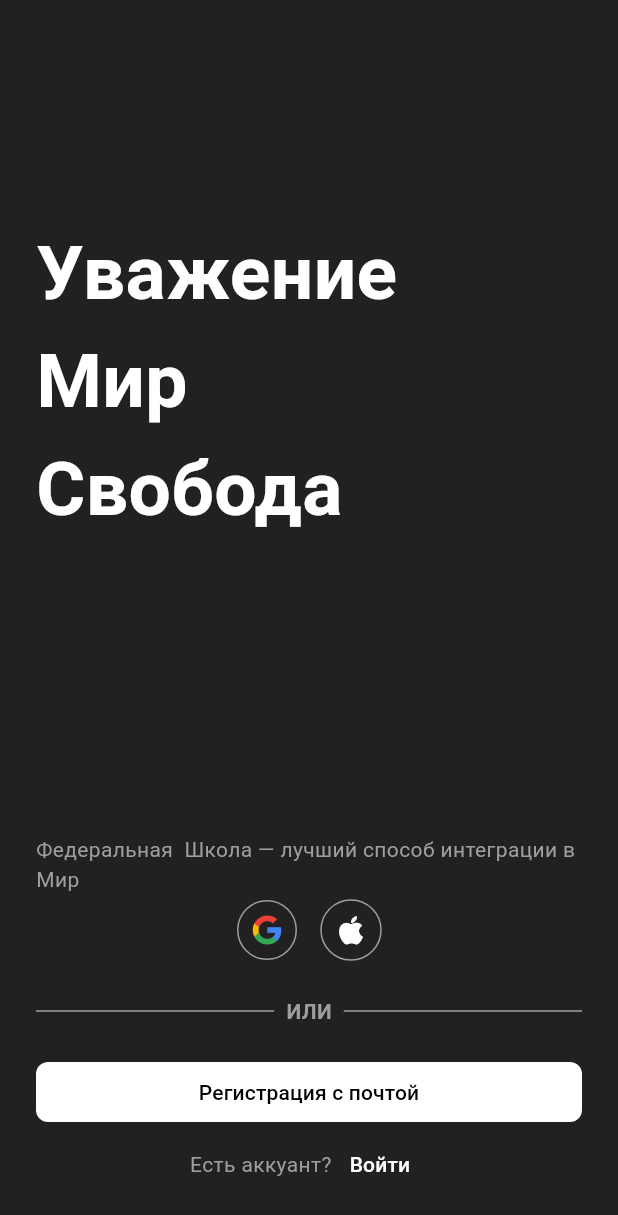
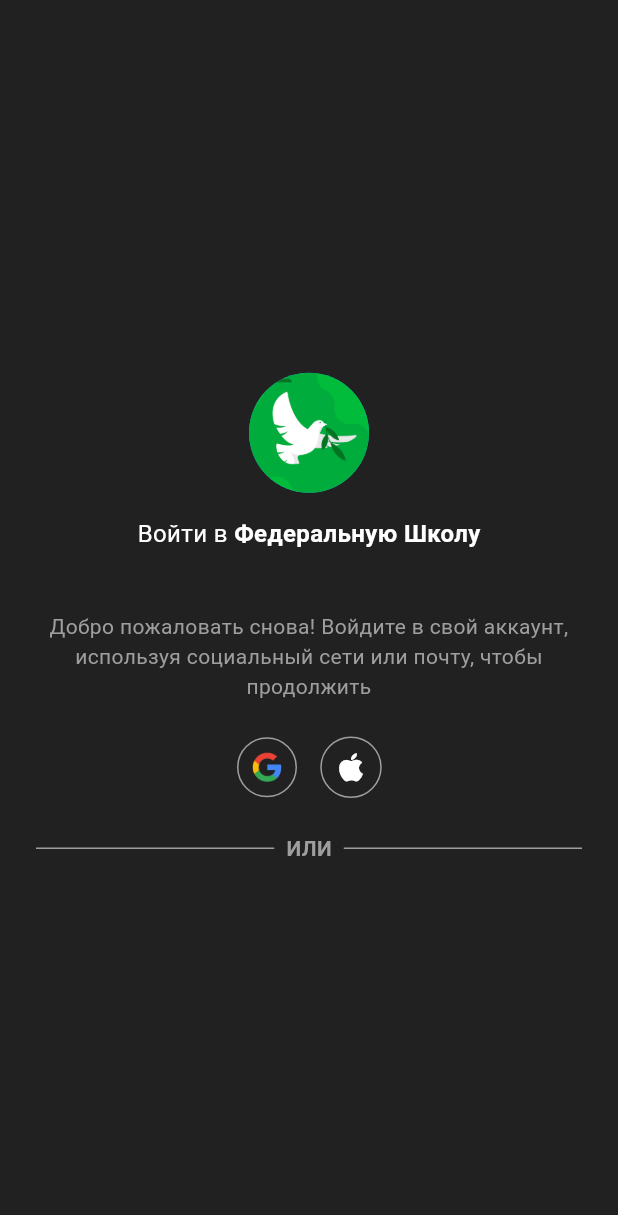
Before and after one commit to Ararat22891/federal_school, a Flutter app: the screen it shows after launch, on a phone screen of 412 x 824 dp. Shown: the top 1215 px of the screen. Run offline on Flutter 3.47's test engine with Material 3 defaults, Android fonts, the phone set to English and light mode, and no system bars.

Commit message:
loginView.dart

```diff
--- a/lib/ViewAssets/DefaultButton.dart
+++ b/lib/ViewAssets/DefaultButton.dart
@@ -13,10 +13,10 @@ class DefaultButton extends FilledButton {
       ),
       style: ButtonStyle(
 
-          backgroundColor: MaterialStateProperty.all(backgroundColor),
           shape:  MaterialStateProperty.all(RoundedRectangleBorder(
-            borderRadius: BorderRadius.all(Radius.circular(8))
+            borderRadius: BorderRadius.all(Radius.circular(8)),
           )),
+        overlayColor: MaterialStateProperty.all(Colors.grey)
       ),
     );
 
--- /dev/null
+++ b/lib/ViewAssets/OrLineView.dart
@@ -0,0 +1,21 @@
+
+import 'package:flutter/material.dart';
+
+class OrLineView extends StatelessWidget {
+  const OrLineView({super.key});
+
+  @override
+  Widget build(BuildContext context) {
+    return Stack(
+      alignment: Alignment.center,
+      children: [
+        Container(height: 1, color: Colors.grey, ),
+        Container(
+            color: Colors.grey[900],
+            padding: EdgeInsets.symmetric(horizontal: 8),
+            child: Text("ИЛИ", style: TextStyle(color: Colors.grey, fontWeight: FontWeight.bold),)
+        ),
+      ],
+    );
+  }
+}
--- /dev/null
+++ b/lib/ViewAssets/SocialNetworkSignView.dart
@@ -0,0 +1,40 @@
+
+import 'package:flutter/material.dart';
+
+class SocialNetworkSignView extends StatelessWidget {
+  const SocialNetworkSignView({super.key});
+
+  @override
+  Widget build(BuildContext context) {
+    return  Row(
+      children: [
+        Spacer(),
+        IconButton(
+            icon: Image.asset("assets/g.png", width: 20,),
+            onPressed: (){},
+            style: ButtonStyle(
+              shape: MaterialStateProperty.all<CircleBorder>(
+                  CircleBorder(
+                      side: BorderSide(color: Colors.grey)
+                  )
+              ),
+
+            )
+        ),
+        SizedBox(width: 8,),
+        IconButton(
+            icon: Icon(Icons.apple, size: 25, color: Colors.white,),
+            onPressed: (){},
+            style: ButtonStyle(
+              shape: MaterialStateProperty.all<CircleBorder>(
+                  CircleBorder(
+                      side: BorderSide(color: Colors.grey)
+                  )
+              ),
+            )
+        ),
+        Spacer(),
+      ],
+    );
+  }
+}
--- /dev/null
+++ b/lib/features/login/View/loginView.dart
@@ -0,0 +1,44 @@
+import 'package:flutter/material.dart';
+
+import '../../../ViewAssets/OrLineView.dart';
+import '../../../ViewAssets/SocialNetworkSignView.dart';
+import '../../../textStyles/textStyles.dart';
+
+class LoginView extends StatelessWidget {
+  const LoginView({super.key});
+
+  @override
+  Widget build(BuildContext context) {
+    return Scaffold(
+      body: SafeArea(
+             child: Container(
+               margin: EdgeInsets.symmetric(horizontal: 24),
+                child: Column(
+                  crossAxisAlignment: CrossAxisAlignment.center,
+                  mainAxisAlignment: MainAxisAlignment.center,
+                  children: [
+                    CircleAvatar(
+                      foregroundImage: Image.asset("assets/logo.png").image,
+                      radius: 40,
+                    ),
+                    SizedBox(height: 16,),
+                    Row(
+                      mainAxisAlignment: MainAxisAlignment.center,
+                      children: [
+                        Text("Войти в ", style: TextStyles.bodyStyle,),
+                        Text("Федеральную Школу", style: TextStyle(color: Colors.white, fontSize: 16, fontWeight: FontWeight.bold),),
+                      ],
+                    ),
+                    Text("\n\nДобро пожаловать снова! Войдите в свой аккаунт, используя социальный сети или почту, чтобы продолжить\n",
+                      style: TextStyles.LittleGrey, textAlign: TextAlign.center,
+                    ),
+                    SocialNetworkSignView(),
+                    SizedBox(height: 20,),
+                    OrLineView(),
+                  ],
+                ),
+             )
+      ),
+    );
+  }
+}
--- a/lib/features/onBoarding/View/onBoardingView.dart
+++ b/lib/features/onBoarding/View/onBoardingView.dart
@@ -1,4 +1,6 @@
 import 'package:flutter/material.dart';
+import '../../../ViewAssets/OrLineView.dart';
+import '../../../ViewAssets/SocialNetworkSignView.dart';
 import '../../../textStyles/textStyles.dart';
 import 'package:federal_school/ViewAssets/DefaultButton.dart';
 
@@ -8,7 +10,6 @@ class OnBoardingView extends StatelessWidget {
   @override
   Widget build(BuildContext context) {
     return Scaffold(
-        backgroundColor: Colors.grey[900],
         body: SafeArea(
             child: Container(
               margin: EdgeInsets.all(24),
@@ -21,57 +22,17 @@ class OnBoardingView extends StatelessWidget {
                   Spacer(),
                   Column(
                         children: [
-                          Text("Федеральная  Школа — лучший способ интеграции в Мир", style: TextStyles.LittleGrey,),
-                          Row(
-                            children: [
-                              Spacer(),
-                              IconButton(
-                                  icon: Image.asset("assets/g.png", width: 20,),
-                                  onPressed: (){},
-                                  style: ButtonStyle(
-                                    shape: MaterialStateProperty.all<CircleBorder>(
-                                        CircleBorder(
-                                            side: BorderSide(color: Colors.grey)
-                                        )
-                                    ),
-                                  )
-                              ),
-                              SizedBox(width: 8,),
-                              IconButton(
-                                  icon: Icon(Icons.apple, size: 25, color: Colors.white,),
-                                  onPressed: (){},
-                                  style: ButtonStyle(
-                                    shape: MaterialStateProperty.all<CircleBorder>(
-                                        CircleBorder(
-                                            side: BorderSide(color: Colors.grey)
-                                        )
-                                    ),
-                                  )
-                              ),
-                              Spacer(),
-                            ],
-                          ),
+                          Text("Федеральная Партийная  Школа — лучший способ интеграции в единственную в России демократическую партию!", style: TextStyles.LittleGrey,),
+                          SizedBox(height: 40,),
+                          SocialNetworkSignView(),
                           SizedBox(height: 20,),
-
-                          Stack(
-                            alignment: Alignment.center,
-                            children: [
-                              Container(height: 1, color: Colors.grey, ),
-                              Container(
-                                  color: Colors.grey[900],
-                                  padding: EdgeInsets.symmetric(horizontal: 8),
-                                  child: Text("ИЛИ", style: TextStyle(color: Colors.grey, fontWeight: FontWeight.bold),)
-                              ),
-                            ],
-                          ),
-
+                          OrLineView(),
                           SizedBox(height: 20,),
 
 
                           DefaultButton(
                             onPressed: () {  },
                             child: Text("Регистрация с почтой", style: TextStyle(color: Colors.black), textAlign: TextAlign.center,),
-                            backgroundColor: Colors.white,
                           ),
 
                           Row(
--- a/lib/features/splashScreen/View/splashView.dart
+++ b/lib/features/splashScreen/View/splashView.dart
@@ -15,7 +15,7 @@ class SpashView extends StatelessWidget {
             crossAxisAlignment: CrossAxisAlignment.center,
             children: [
               CircleAvatar(
-                backgroundImage: Image.asset("assets/logo.png").image,
+                foregroundImage: Image.asset("assets/logo.png").image,
                 radius: 70,
               ),
               SizedBox(height: 5,),
--- a/lib/main.dart
+++ b/lib/main.dart
@@ -1,5 +1,8 @@
 import 'package:federal_school/features/onBoarding/View/onBoardingView.dart';
 import 'package:flutter/material.dart';
+
+import 'features/login/View/loginView.dart';
+import 'features/splashScreen/View/splashView.dart';
 
 void main() {
   WidgetsFlutterBinding.ensureInitialized();
@@ -11,11 +14,12 @@ class SchoolApp extends StatelessWidget{
   Widget build(BuildContext context) {
     return  MaterialApp(
       theme: ThemeData(
+        scaffoldBackgroundColor: Colors.grey[900],
         colorScheme: ColorScheme.fromSwatch().copyWith(
           primary: Colors.white, // Your accent color
         ),
       ),
-      home: OnBoardingView(),
+      home: LoginView(),
     );
   }
 
--- a/lib/textStyles/textStyles.dart
+++ b/lib/textStyles/textStyles.dart
@@ -5,5 +5,5 @@ class TextStyles{
   static TextStyle SplashStyle = TextStyle(color: Colors.white, fontSize: 22, fontWeight: FontWeight.bold);
   static TextStyle OnBoardingStyle = TextStyle(color: Colors.white, fontSize: 50, fontWeight: FontWeight.bold);
   static TextStyle LittleGrey = TextStyle(color: Colors.grey, fontSize: 14);
-
+  static TextStyle bodyStyle = TextStyle(color: Colors.white, fontSize: 16);
 }
```
